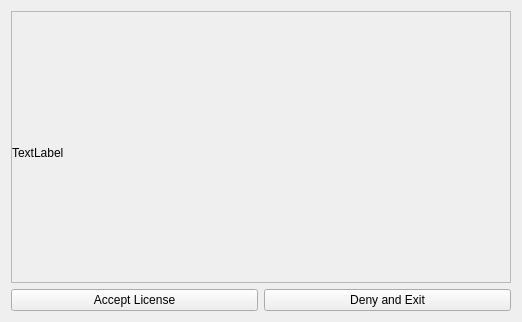
First picture: the form in src/form_license_agreement.ui, repository EchterAlsFake/Porn_Fetch, before the edit.
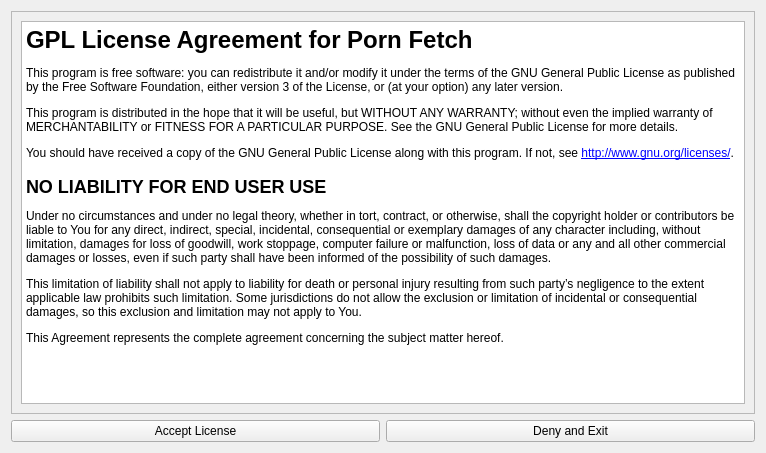
Second picture: the form after the edit.

Commit message:
- Added License implementation
Needs to be more stable. I am doing that now.

The edit to the form file:
```diff
--- a/src/form_license_agreement.ui
+++ b/src/form_license_agreement.ui
@@ -6,8 +6,8 @@
    <rect>
     <x>0</x>
     <y>0</y>
-    <width>522</width>
-    <height>322</height>
+    <width>766</width>
+    <height>453</height>
    </rect>
   </property>
   <property name="windowTitle">
@@ -24,23 +24,33 @@
        <rect>
         <x>0</x>
         <y>0</y>
-        <width>502</width>
-        <height>269</height>
+        <width>746</width>
+        <height>400</height>
        </rect>
       </property>
-      <widget class="QLabel" name="label">
-       <property name="geometry">
-        <rect>
-         <x>0</x>
-         <y>0</y>
-         <width>521</width>
-         <height>281</height>
-        </rect>
-       </property>
-       <property name="text">
-        <string>TextLabel</string>
-       </property>
-      </widget>
+      <layout class="QGridLayout" name="gridLayout_2">
+       <item row="0" column="0">
+        <widget class="QTextBrowser" name="textBrowser">
+         <property name="html">
+          <string>&lt;!DOCTYPE HTML PUBLIC &quot;-//W3C//DTD HTML 4.0//EN&quot; &quot;http://www.w3.org/TR/REC-html40/strict.dtd&quot;&gt;
+&lt;html&gt;&lt;head&gt;&lt;meta name=&quot;qrichtext&quot; content=&quot;1&quot; /&gt;&lt;meta charset=&quot;utf-8&quot; /&gt;&lt;style type=&quot;text/css&quot;&gt;
+p, li { white-space: pre-wrap; }
+hr { height: 1px; border-width: 0; }
+li.unchecked::marker { content: &quot;\2610&quot;; }
+li.checked::marker { content: &quot;\2612&quot;; }
+&lt;/style&gt;&lt;/head&gt;&lt;body style=&quot; font-family:'Sans Serif'; font-size:9pt; font-weight:400; font-style:normal;&quot;&gt;
+&lt;h1 style=&quot; margin-top:18px; margin-bottom:12px; margin-left:0px; margin-right:0px; -qt-block-indent:0; text-indent:0px;&quot;&gt;&lt;span style=&quot; font-size:xx-large; font-weight:700;&quot;&gt;GPL License Agreement for Porn Fetch&lt;/span&gt;&lt;/h1&gt;
+&lt;p style=&quot; margin-top:12px; margin-bottom:12px; margin-left:0px; margin-right:0px; -qt-block-indent:0; text-indent:0px;&quot;&gt;This program is free software: you can redistribute it and/or modify it under the terms of the GNU General Public License as published by the Free Software Foundation, either version 3 of the License, or (at your option) any later version.&lt;/p&gt;
+&lt;p style=&quot; margin-top:12px; margin-bottom:12px; margin-left:0px; margin-right:0px; -qt-block-indent:0; text-indent:0px;&quot;&gt;This program is distributed in the hope that it will be useful, but WITHOUT ANY WARRANTY; without even the implied warranty of MERCHANTABILITY or FITNESS FOR A PARTICULAR PURPOSE. See the GNU General Public License for more details.&lt;/p&gt;
+&lt;p style=&quot; margin-top:12px; margin-bottom:12px; margin-left:0px; margin-right:0px; -qt-block-indent:0; text-indent:0px;&quot;&gt;You should have received a copy of the GNU General Public License along with this program. If not, see &lt;a href=&quot;http://www.gnu.org/licenses/&quot;&gt;&lt;span style=&quot; text-decoration: underline; color:#0000ff;&quot;&gt;http://www.gnu.org/licenses/&lt;/span&gt;&lt;/a&gt;.&lt;/p&gt;
+&lt;h2 style=&quot; margin-top:16px; margin-bottom:12px; margin-left:0px; margin-right:0px; -qt-block-indent:0; text-indent:0px;&quot;&gt;&lt;span style=&quot; font-size:x-large; font-weight:700;&quot;&gt;NO LIABILITY FOR END USER USE&lt;/span&gt;&lt;/h2&gt;
+&lt;p style=&quot; margin-top:12px; margin-bottom:12px; margin-left:0px; margin-right:0px; -qt-block-indent:0; text-indent:0px;&quot;&gt;Under no circumstances and under no legal theory, whether in tort, contract, or otherwise, shall the copyright holder or contributors be liable to You for any direct, indirect, special, incidental, consequential or exemplary damages of any character including, without limitation, damages for loss of goodwill, work stoppage, computer failure or malfunction, loss of data or any and all other commercial damages or losses, even if such party shall have been informed of the possibility of such damages.&lt;/p&gt;
+&lt;p style=&quot; margin-top:12px; margin-bottom:12px; margin-left:0px; margin-right:0px; -qt-block-indent:0; text-indent:0px;&quot;&gt;This limitation of liability shall not apply to liability for death or personal injury resulting from such party’s negligence to the extent applicable law prohibits such limitation. Some jurisdictions do not allow the exclusion or limitation of incidental or consequential damages, so this exclusion and limitation may not apply to You.&lt;/p&gt;
+&lt;p style=&quot; margin-top:12px; margin-bottom:12px; margin-left:0px; margin-right:0px; -qt-block-indent:0; text-indent:0px;&quot;&gt;This Agreement represents the complete agreement concerning the subject matter hereof.&lt;/p&gt;&lt;/body&gt;&lt;/html&gt;</string>
+         </property>
+        </widget>
+       </item>
+      </layout>
      </widget>
     </widget>
    </item>
```
Left out of the diff: 4 changed lines with no effect on the pictures. The commit also changes 6 other files.
